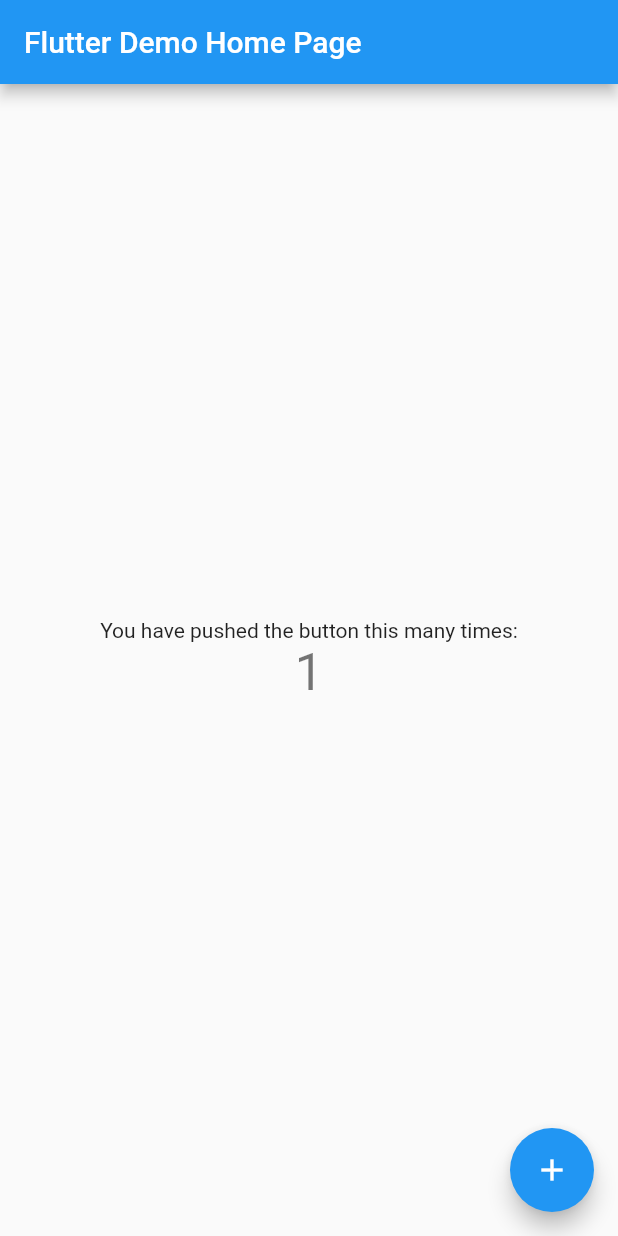
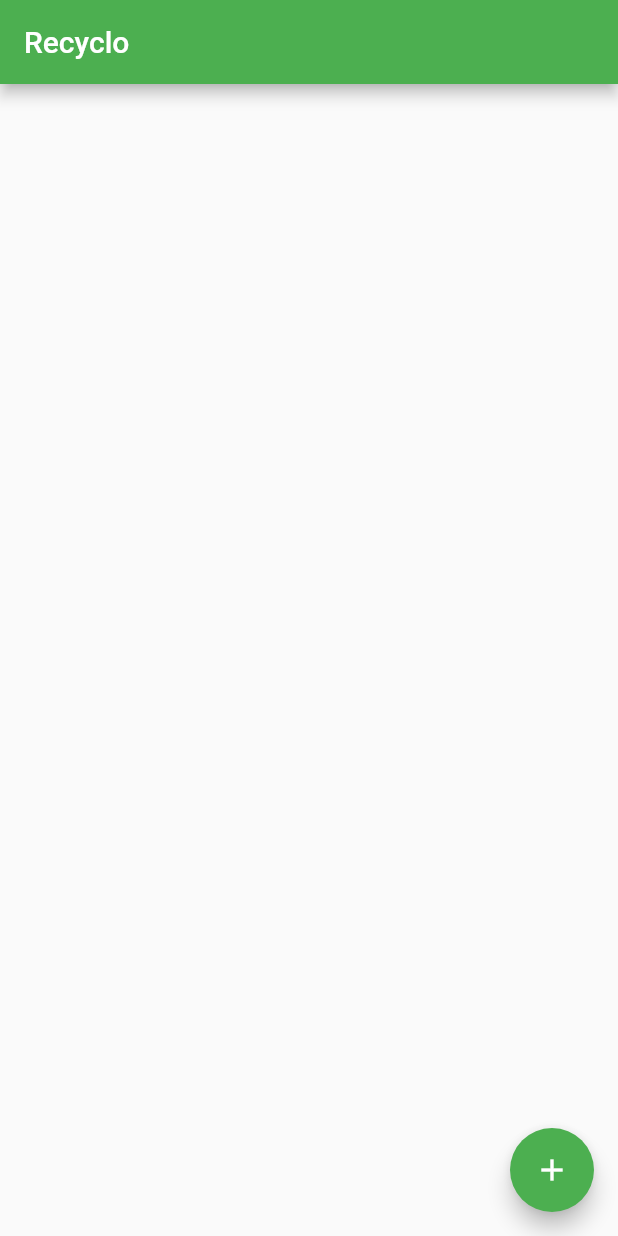
Before and after one commit to Artificially-Intelligent-Schulich/-Artificially-Intelligent, a Flutter app: the screen it shows after launch, after a tap on the "add" icon, on a phone screen of 412 x 824 dp. Run offline on Flutter 3.47's test engine with Material 2 defaults, Android fonts, the light colour scheme and no system bars.

Commit message:
start of file structure

```diff
--- a/recyclo/lib/main.dart
+++ b/recyclo/lib/main.dart
@@ -11,20 +11,11 @@
   @override
   Widget build(BuildContext context) {
     return MaterialApp(
-      title: 'Flutter Demo',
+      title: 'Recyclo',
       theme: ThemeData(
-        // This is the theme of your application.
-        //
-        // Try running your application with "flutter run". You'll see the
-        // application has a blue toolbar. Then, without quitting the app, try
-        // changing the primarySwatch below to Colors.green and then invoke
-        // "hot reload" (press "r" in the console where you ran "flutter run",
-        // or simply save your changes to "hot reload" in a Flutter IDE).
-        // Notice that the counter didn't reset back to zero; the application
-        // is not restarted.
-        primarySwatch: Colors.blue,
+        primarySwatch: Colors.green,
       ),
-      home: const MyHomePage(title: 'Flutter Demo Home Page'),
+      home: const MyHomePage(title: 'Recyclo'),
     );
   }
 }
@@ -36,11 +27,6 @@
   // that it has a State object (defined below) that contains fields that affect
   // how it looks.
 
-  // This class is the configuration for the state. It holds the values (in this
-  // case the title) provided by the parent (in this case the App widget) and
-  // used by the build method of the State. Fields in a Widget subclass are
-  // always marked "final".
-
   final String title;
 
   @override
@@ -49,17 +35,6 @@
 
 class _MyHomePageState extends State<MyHomePage> {
   int _counter = 0;
-
-  void _incrementCounter() {
-    setState(() {
-      // This call to setState tells the Flutter framework that something has
-      // changed in this State, which causes it to rerun the build method below
-      // so that the display can reflect the updated values. If we changed
-      // _counter without calling setState(), then the build method would not be
-      // called again, and so nothing would appear to happen.
-      _counter++;
-    });
-  }
 
   @override
   Widget build(BuildContext context) {
@@ -75,38 +50,15 @@
         // the App.build method, and use it to set our appbar title.
         title: Text(widget.title),
       ),
+      // backgroundColor:
       body: Center(
-        // Center is a layout widget. It takes a single child and positions it
-        // in the middle of the parent.
         child: Column(
-          // Column is also a layout widget. It takes a list of children and
-          // arranges them vertically. By default, it sizes itself to fit its
-          // children horizontally, and tries to be as tall as its parent.
-          //
-          // Invoke "debug painting" (press "p" in the console, choose the
-          // "Toggle Debug Paint" action from the Flutter Inspector in Android
-          // Studio, or the "Toggle Debug Paint" command in Visual Studio Code)
-          // to see the wireframe for each widget.
-          //
-          // Column has various properties to control how it sizes itself and
-          // how it positions its children. Here we use mainAxisAlignment to
-          // center the children vertically; the main axis here is the vertical
-          // axis because Columns are vertical (the cross axis would be
-          // horizontal).
           mainAxisAlignment: MainAxisAlignment.center,
-          children: <Widget>[
-            const Text(
-              'You have pushed the button this many times:',
-            ),
-            Text(
-              '$_counter',
-              style: Theme.of(context).textTheme.headline4,
-            ),
-          ],
+          children: <Widget>[],
         ),
       ),
       floatingActionButton: FloatingActionButton(
-        onPressed: _incrementCounter,
+        onPressed: (() {}),
         tooltip: 'Increment',
         child: const Icon(Icons.add),
       ), // This trailing comma makes auto-formatting nicer for build methods.
--- /dev/null
+++ b/recyclo/lib/models/item.dart
@@ -0,0 +1,3 @@
+class Item {
+  late String category;
+}
--- /dev/null
+++ b/recyclo/lib/models/tree.dart
@@ -0,0 +1 @@
+class Tree {}
--- /dev/null
+++ b/recyclo/lib/models/user.dart
@@ -0,0 +1 @@
+class User {}
--- /dev/null
+++ b/recyclo/lib/screens/home_page.dart
@@ -0,0 +1,2 @@
+//shows badges and tree
+//maybe google sign in
--- /dev/null
+++ b/recyclo/lib/screens/scanner_page.dart
@@ -0,0 +1 @@
+//scans object and adds it to your page
--- /dev/null
+++ b/recyclo/lib/screens/stored_items_page.dart
@@ -0,0 +1 @@
+//items previously scanned
```
Also changed, not shown: recyclo/lib/screens/analysis_page.dart (added), 2 other files.
